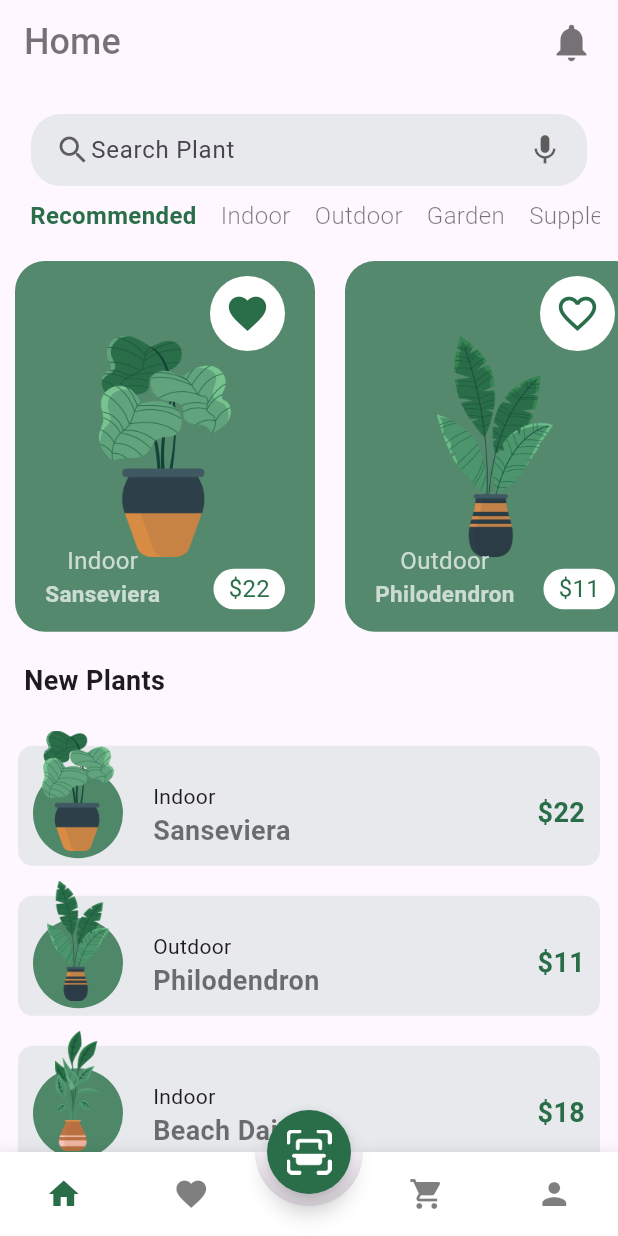
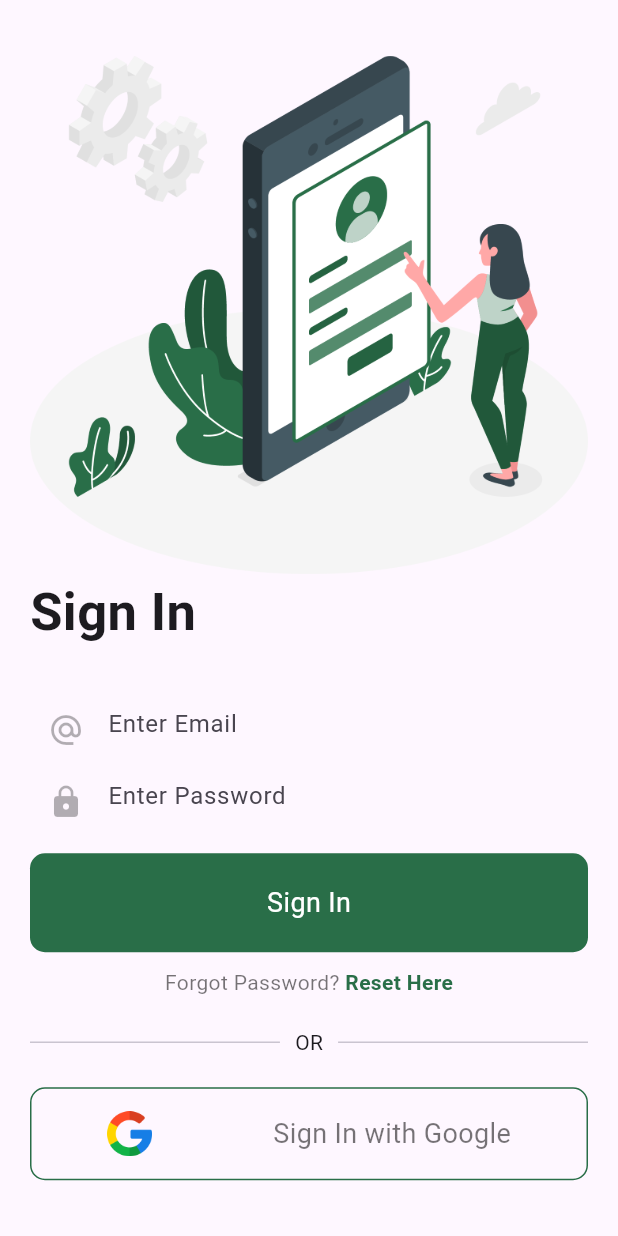
Before and after one commit to NaufalMuh11/PlantPal, a Flutter app: the screen it shows after launch, after a tap on the "arrow forward ios" icon, after a tap on "Skip", on a phone screen of 412 x 824 dp. Run offline on Flutter 3.47's test engine with Material 3 defaults, Android fonts, the phone set to English and light mode, and no system bars; drawn by our look-alikes of animated_bottom_navigation_bar; our stand-ins replace page_transition.

Commit message:
feat: create sign in page

```diff
--- a/lib/ui/login_page.dart
+++ /dev/null
@@ -1,16 +0,0 @@
-import 'package:flutter/material.dart';
-import 'package:plants_app/constants.dart';
-
-class Login extends StatelessWidget {
-  const Login({super.key});
-
-  @override
-  Widget build(BuildContext context) {
-   return Scaffold(
-    appBar: AppBar(
-      title: const Text('Login Page'),
-      backgroundColor: Constants.primaryColor,
-    ),
-   );
-  }
-}
--- a/lib/ui/onboarding_screen.dart
+++ b/lib/ui/onboarding_screen.dart
@@ -1,6 +1,6 @@
 import 'package:flutter/material.dart';
 import 'package:plants_app/constants.dart';
-import 'package:plants_app/ui/login_page.dart';
+import 'package:plants_app/ui/signin_page.dart';
 import 'package:plants_app/ui/root_page.dart';
 
 class OnboardingScreen extends StatefulWidget {
@@ -28,7 +28,7 @@ class _OnboardingScreenState extends State<OnboardingScreen> {
               onTap:
                   () => Navigator.pushReplacement(
                     context,
-                    MaterialPageRoute(builder: (_) => const RootPage()),
+                    MaterialPageRoute(builder: (_) => const SignIn()),
                   ),
               child: const Text(
                 'Skip',
@@ -94,7 +94,7 @@ class _OnboardingScreenState extends State<OnboardingScreen> {
                   } else {
                     Navigator.pushReplacement(
                       context,
-                      MaterialPageRoute(builder: (_) => const RootPage()),
+                      MaterialPageRoute(builder: (_) => const SignIn()),
                     );
                   }
                 },
--- a/lib/ui/root_page.dart
+++ b/lib/ui/root_page.dart
@@ -3,7 +3,7 @@ import 'package:flutter/material.dart';
 import 'package:page_transition/page_transition.dart';
 import 'package:plants_app/constants.dart';
 import 'package:plants_app/model/plants.dart';
-import 'package:plants_app/ui/login_page.dart';
+import 'package:plants_app/ui/signin_page.dart';
 import 'package:plants_app/ui/scan_page.dart';
 import 'package:plants_app/ui/screens/cart_page.dart';
 import 'package:plants_app/ui/screens/favorite_page.dart';
--- /dev/null
+++ b/lib/ui/screens/widget/custom_textfield.dart
@@ -0,0 +1,29 @@
+import 'package:flutter/material.dart';
+import 'package:plants_app/constants.dart';
+
+class CustomTextField extends StatelessWidget {
+  final IconData icon;
+  final bool obscureText;
+  final String hintText;
+
+  const CustomTextField({
+    super.key,
+    required this.icon,
+    required this.obscureText,
+    required this.hintText,
+  });
+
+  @override
+  Widget build(BuildContext context) {
+    return TextField(
+      obscureText: false,
+      style: TextStyle(color: Constants.blackColor),
+      decoration: InputDecoration(
+        border: InputBorder.none,
+        prefixIcon: Icon(icon, color: Constants.blackColor.withOpacity(.3)),
+        hintText: hintText,
+      ),
+      cursorColor: Constants.blackColor.withOpacity(.5),
+    );
+  }
+}
--- /dev/null
+++ b/lib/ui/signin_page.dart
@@ -0,0 +1,137 @@
+import 'package:flutter/material.dart';
+import 'package:page_transition/page_transition.dart';
+import 'package:plants_app/constants.dart';
+import 'package:plants_app/ui/root_page.dart';
+import 'package:plants_app/ui/screens/widget/custom_textfield.dart';
+
+class SignIn extends StatelessWidget {
+  const SignIn({super.key});
+
+  @override
+  Widget build(BuildContext context) {
+    Size size = MediaQuery.of(context).size;
+
+    return Scaffold(
+      body: Padding(
+        padding: const EdgeInsets.symmetric(vertical: 20, horizontal: 20),
+        child: Column(
+          mainAxisAlignment: MainAxisAlignment.center,
+          crossAxisAlignment: CrossAxisAlignment.start,
+          children: [
+            Image.asset('assets/images/signin.png'),
+            const Text(
+              'Sign In',
+              style: TextStyle(fontSize: 35, fontWeight: FontWeight.w700),
+            ),
+            const SizedBox(height: 30),
+            const CustomTextField(
+              obscureText: false,
+              hintText: 'Enter Email',
+              icon: Icons.alternate_email,
+            ),
+            const CustomTextField(
+              obscureText: true,
+              hintText: 'Enter Password',
+              icon: Icons.lock,
+            ),
+            const SizedBox(height: 10),
+            GestureDetector(
+              onTap: () {
+                Navigator.pushReplacement(
+                  context,
+                  PageTransition(
+                    child: const RootPage(),
+                    type: PageTransitionType.bottomToTop,
+                  ),
+                );
+              },
+              child: Container(
+                width: size.width,
+                decoration: BoxDecoration(
+                  color: Constants.primaryColor,
+                  borderRadius: BorderRadius.circular(10),
+                ),
+                padding: const EdgeInsets.symmetric(
+                  horizontal: 10,
+                  vertical: 20,
+                ),
+                child: const Center(
+                  child: Text(
+                    'Sign In',
+                    style: TextStyle(color: Colors.white, fontSize: 18),
+                  ),
+                ),
+              ),
+            ),
+            const SizedBox(height: 10),
+            GestureDetector(
+              onTap: () {
+                Navigator.pushReplacement(
+                  context,
+                  PageTransition(
+                    child: const RootPage(),
+                    type: PageTransitionType.bottomToTop,
+                  ),
+                );
+              },
+              child: Center(
+                child: Text.rich(
+                  TextSpan(
+                    children: [
+                      TextSpan(
+                        text: 'Forgot Password? ',
+                        style: TextStyle(color: Constants.blackColor),
+                      ),
+                      TextSpan(
+                        text: 'Reset Here',
+                        style: TextStyle(
+                          color:
+                              Constants
+                                  .primaryColor, // Buat tampak seperti link
+                          fontWeight: FontWeight.bold,
+                        ),
+                      ),
+                    ],
+                  ),
+                ),
+              ),
+            ),
+            const SizedBox(height: 20),
+            Row(
+              children: [
+                Expanded(child: Divider()),
+                Padding(
+                  padding: const EdgeInsets.symmetric(horizontal: 10),
+                  child: Text('OR'),
+                ),
+                Expanded(child: Divider()),
+              ],
+            ),
+            const SizedBox(height: 20),
+            Container(
+              width: size.width,
+              decoration: BoxDecoration(
+                border: Border.all(color: Constants.primaryColor),
+                borderRadius: BorderRadius.circular(10),
+              ),
+              padding: const EdgeInsets.symmetric(horizontal: 10, vertical: 15),
+              child: Row(
+                mainAxisAlignment: MainAxisAlignment.spaceAround,
+                children: [
+                  SizedBox(
+                    height: 30,
+                    child: Image.asset('assets/images/google.png'),
+                  ),
+                  Text(
+                    'Sign In with Google',
+                    style: TextStyle(color: Constants.blackColor, fontSize: 18),
+                  ),
+                ],
+              ),
+            ),
+          ],
+        ),
+      ),
+    );
+  }
+}
```
